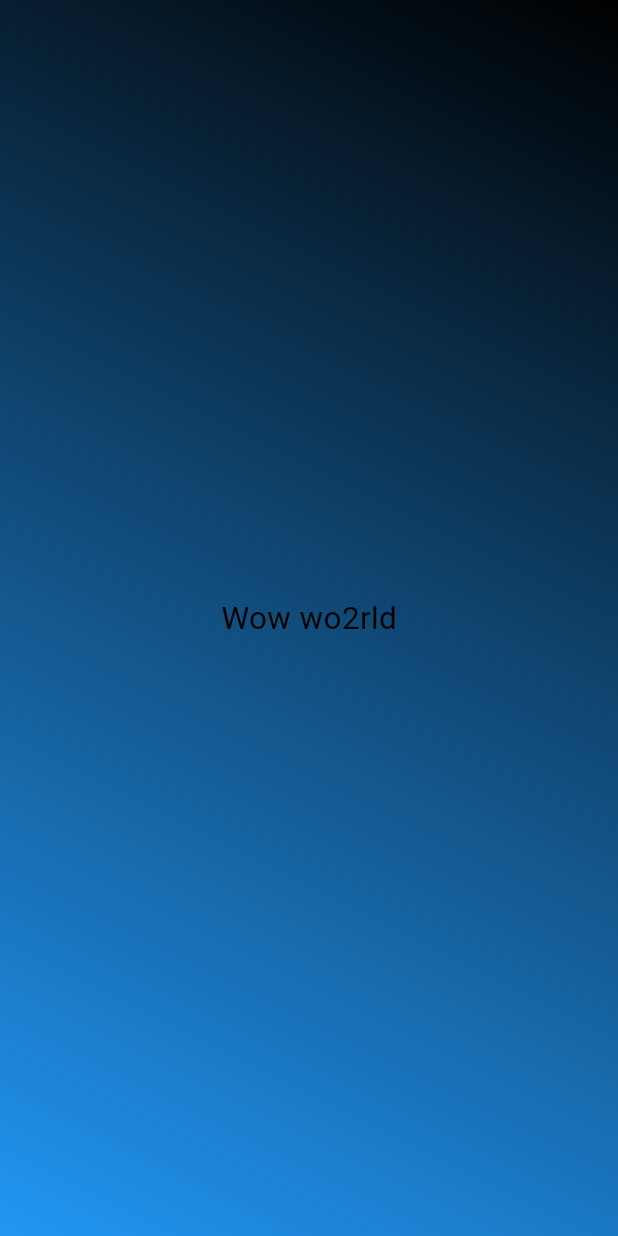
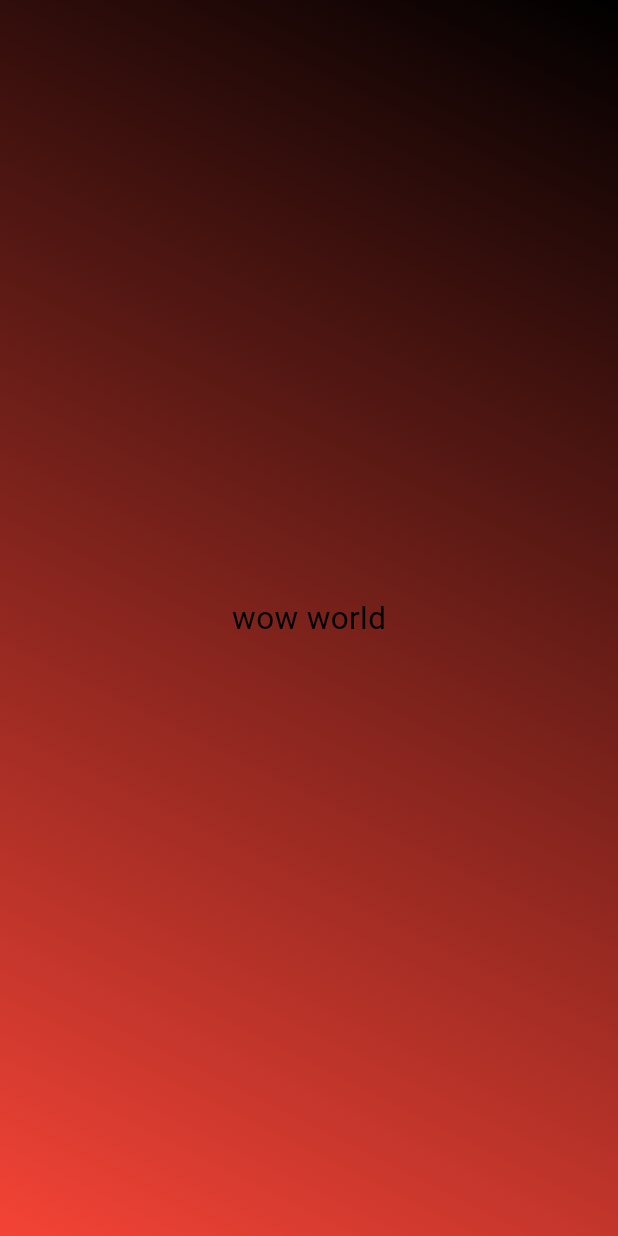
Before and after one commit to shdev96/flutter-dart, a Flutter app: the screen it shows after launch, on a phone screen of 412 x 824 dp. Run offline on Flutter 3.47's test engine with Material 3 defaults, Android fonts, the phone set to English and light mode, and no system bars.

Commit message:
multi args

```diff
--- a/lib/gradient_container.dart
+++ b/lib/gradient_container.dart
@@ -11,18 +11,21 @@ const endAlignment = Alignment.topRight;
 
 // class must start with capital letter
 class GradientContainer extends StatelessWidget {
-  const GradientContainer({super.key});
+  const GradientContainer(this.colorOne, this.colorTwo, {super.key});
+
+  final Color colorOne;
+  final Color colorTwo;
 
   @override
   Widget build(BuildContext context) {
     return Container(
-        decoration: const BoxDecoration(
+        decoration: BoxDecoration(
             gradient: LinearGradient(
-                colors: [Colors.blue, Colors.black],
+                colors: [colorOne, colorTwo],
                 begin: startAlignment,
                 end: endAlignment)),
         child: const Center(
-          child: StyleText("Wow wo2rld"),
+          child: StyleText("wow world"),
         ));
   }
 }
--- a/lib/main.dart
+++ b/lib/main.dart
@@ -5,7 +5,7 @@
   runApp(
     const MaterialApp(
       home: Scaffold(
-        body: GradientContainer(),
+        body: GradientContainer(Colors.red, Colors.black),
       ),
     ),
   );
```
